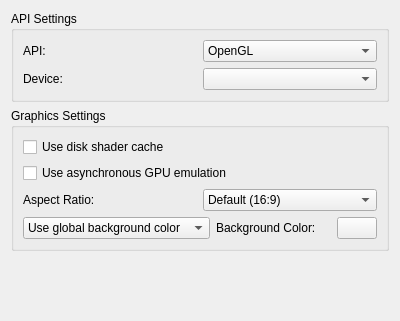
This is src/yuzu/configuration/configure_graphics.ui in rorrim-rorrim/eden-alt as Qt 5 draws it before an edit. The edited form follows.
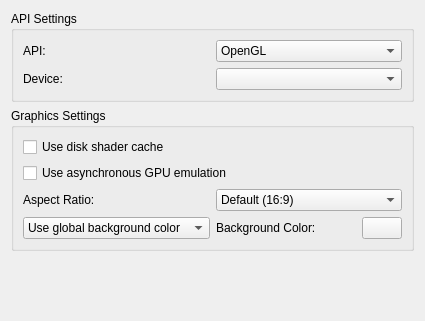
This is the edited form.

Commit message: configure_graphics: Implement highlighted overrides

What changed in the file:
```diff
--- a/src/yuzu/configuration/configure_graphics.ui
+++ b/src/yuzu/configuration/configure_graphics.ui
@@ -23,15 +23,23 @@
        </property>
        <layout class="QVBoxLayout" name="verticalLayout_3">
         <item>
-         <layout class="QHBoxLayout" name="horizontalLayout_4">
-          <item>
-           <widget class="QLabel" name="label_2">
-            <property name="text">
-             <string>API:</string>
-            </property>
-           </widget>
-          </item>
+         <widget class="QWidget" name="api_layout" native="true">
+          <layout class="QVBoxLayout" name="verticalLayout_5">
+           <property name="leftMargin">
+            <number>0</number>
+           </property>
+           <property name="topMargin">
+            <number>0</number>
+           </property>
+           <property name="rightMargin">
+            <number>0</number>
+           </property>
+           <property name="bottomMargin">
+            <number>0</number>
+           </property>
           <item>
+            <layout class="QGridLayout" name="gridLayout">
+             <item row="0" column="1">
            <widget class="QComboBox" name="api">
             <item>
              <property name="text">
@@ -45,21 +53,27 @@
             </item>
            </widget>
           </item>
-         </layout>
-        </item>
-        <item>
-         <layout class="QHBoxLayout" name="horizontalLayout_5">
-          <item>
+             <item row="0" column="0">
+              <widget class="QLabel" name="label_2">
+               <property name="text">
+                <string>API:</string>
+               </property>
+              </widget>
+             </item>
+             <item row="1" column="1">
+              <widget class="QComboBox" name="device"/>
+             </item>
+             <item row="1" column="0">
            <widget class="QLabel" name="label_3">
             <property name="text">
              <string>Device:</string>
             </property>
            </widget>
           </item>
-          <item>
-           <widget class="QComboBox" name="device"/>
-          </item>
-         </layout>
+            </layout>
+           </item>
+          </layout>
+         </widget>
         </item>
        </layout>
       </widget>
@@ -85,7 +99,20 @@
          </widget>
         </item>
         <item>
+         <widget class="QWidget" name="aspect_ratio_layout" native="true">
          <layout class="QHBoxLayout" name="horizontalLayout_6">
+           <property name="leftMargin">
+            <number>0</number>
+           </property>
+           <property name="topMargin">
+            <number>0</number>
+           </property>
+           <property name="rightMargin">
+            <number>0</number>
+           </property>
+           <property name="bottomMargin">
+            <number>0</number>
+           </property>
           <item>
            <widget class="QLabel" name="ar_label">
             <property name="text">
@@ -118,9 +145,32 @@
            </widget>
           </item>
          </layout>
+         </widget>
         </item>
         <item>
+         <widget class="QWidget" name="bg_layout" native="true">
+          <property name="sizePolicy">
+           <sizepolicy hsizetype="MinimumExpanding" vsizetype="MinimumExpanding">
+            <horstretch>0</horstretch>
+            <verstretch>0</verstretch>
+           </sizepolicy>
+          </property>
          <layout class="QHBoxLayout" name="horizontalLayout_3">
+           <property name="spacing">
+            <number>6</number>
+           </property>
+           <property name="leftMargin">
+            <number>0</number>
+           </property>
+           <property name="topMargin">
+            <number>0</number>
+           </property>
+           <property name="rightMargin">
+            <number>0</number>
+           </property>
+           <property name="bottomMargin">
+            <number>0</number>
+           </property>
           <item>
            <widget class="QComboBox" name="bg_combobox">
             <property name="currentText">
@@ -175,6 +225,7 @@
            </widget>
           </item>
          </layout>
+         </widget>
         </item>
        </layout>
       </widget>
```
Lines whose indentation alone changed are shown as unchanged. The commit also changes 1 other file.
